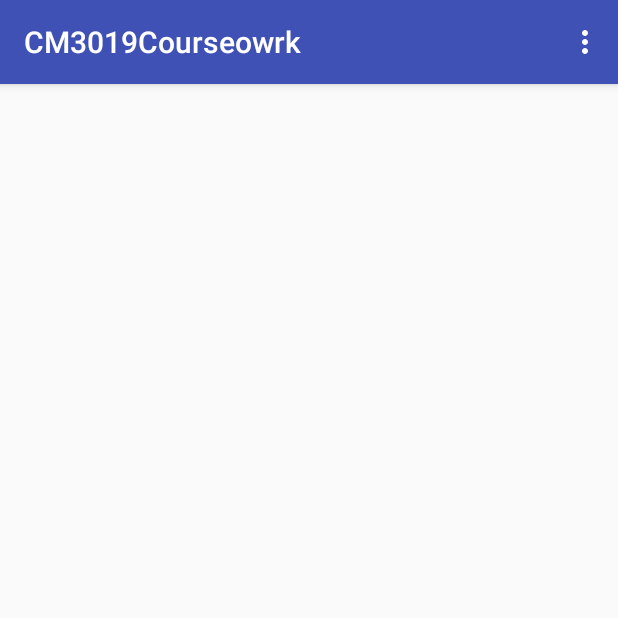
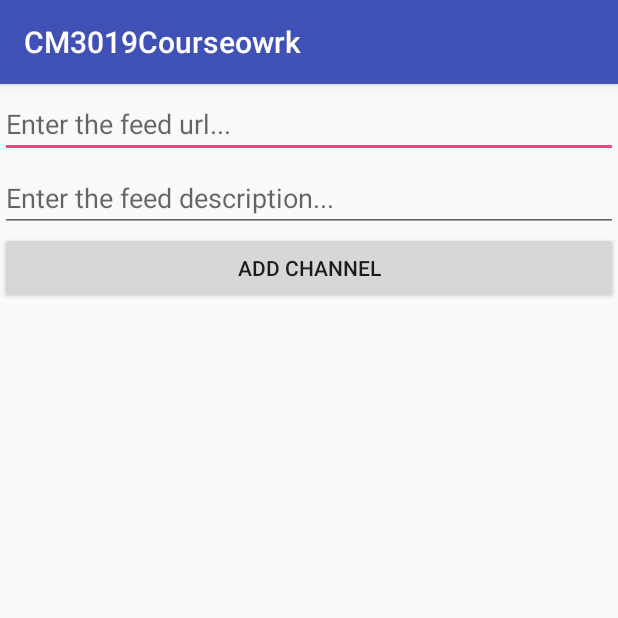
Before and after one commit to ACD7/CM3019Courseowrk, an Android app: the screen it shows after launch (MainActivity before the commit, PreferencesActivity after it), in the options menu, after a tap on "Settings", on a phone screen of 412 x 824 dp, the top half of it. Run offline under Robolectric (Android 15) with nearby library versions, the phone set to English and light mode, and no system bars.

Commit message:
Added shared preferences and search

```diff
--- a/app/src/main/AndroidManifest.xml
+++ b/app/src/main/AndroidManifest.xml
@@ -24,6 +24,7 @@
             android:name=".NewsDetails"
             android:label="@string/title_activity_news_details"
             android:theme="@style/AppTheme.NoActionBar"></activity>
+        <activity android:name=".PreferencesActivity"/>
     </application>
 
 </manifest>
--- a/app/src/main/java/andrewduncan1200974/cm3019courseowrk/FeedItem.java
+++ b/app/src/main/java/andrewduncan1200974/cm3019courseowrk/FeedItem.java
@@ -41,4 +41,7 @@ public class FeedItem {
         this.pubDate = pubDate;
     }
 
+    public boolean containsKeyword(String keyword) {
+        return description.toString().toLowerCase().contains(keyword) || title.toLowerCase().contains(keyword);
+    }
 }
--- a/app/src/main/java/andrewduncan1200974/cm3019courseowrk/MainActivity.java
+++ b/app/src/main/java/andrewduncan1200974/cm3019courseowrk/MainActivity.java
@@ -1,16 +1,33 @@
 package andrewduncan1200974.cm3019courseowrk;
 
+import android.content.Intent;
 import android.os.Bundle;
 import android.support.v7.app.AppCompatActivity;
 import android.support.v7.widget.Toolbar;
+import android.text.Editable;
+import android.text.TextWatcher;
 import android.view.Menu;
 import android.view.MenuItem;
+import android.widget.EditText;
 import android.widget.ListView;
 
 import java.util.ArrayList;
 
 public class MainActivity extends AppCompatActivity {
+    @Override
+    protected void onActivityResult(int requestCode, int resultCode, Intent data) {
+        if (resultCode == RESULT_OK && requestCode == REQ_MODIFY_FEEDS) {
+            ReadRss readRss = new ReadRss(this, listView);
+            readRss.execute();
+        } else {
+            super.onActivityResult(requestCode, resultCode, data);
+        }
+    }
+
+    private static final int REQ_MODIFY_FEEDS = 0x1337;
     ListView listView;
+    EditText filterEt;
+
     @Override
     protected void onCreate(Bundle savedInstanceState) {
         super.onCreate(savedInstanceState);
@@ -18,6 +35,24 @@ public class MainActivity extends AppCompatActivity {
         Toolbar toolbar = (Toolbar) findViewById(R.id.toolbar);
         setSupportActionBar(toolbar);
 
+        filterEt = (EditText)findViewById(R.id.filter_query_et);
+        filterEt.addTextChangedListener(new TextWatcher() {
+            @Override
+            public void beforeTextChanged(CharSequence s, int start, int count, int after) {
+
+            }
+
+            @Override
+            public void onTextChanged(CharSequence s, int start, int before, int count) {
+
+            }
+
+            @Override
+            public void afterTextChanged(Editable s) {
+                MyAdapter adapter = (MyAdapter) listView.getAdapter();
+                adapter.getFilter().filter(s.toString());
+            }
+        });
         listView = (ListView) findViewById(R.id.list_view);
         ReadRss readRss = new ReadRss(this, listView);
         readRss.execute();
@@ -39,6 +74,8 @@ public class MainActivity extends AppCompatActivity {
 
         //noinspection SimplifiableIfStatement
         if (id == R.id.action_settings) {
+            Intent intent = new Intent(this, PreferencesActivity.class);
+            startActivityForResult(intent, REQ_MODIFY_FEEDS);
             return true;
         }
 
--- /dev/null
+++ b/app/src/main/java/andrewduncan1200974/cm3019courseowrk/PreferencesActivity.java
@@ -0,0 +1,108 @@
+package andrewduncan1200974.cm3019courseowrk;
+
+import android.content.SharedPreferences;
+import android.os.Bundle;
+import android.preference.PreferenceManager;
+import android.support.v7.app.AppCompatActivity;
+import android.view.View;
+import android.widget.AdapterView;
+import android.widget.ArrayAdapter;
+import android.widget.EditText;
+import android.widget.ListView;
+import android.widget.Toast;
+
+import java.util.ArrayList;
+import java.util.HashSet;
+import java.util.Iterator;
+import java.util.List;
+import java.util.Map;
+import java.util.Set;
+
+/**
+ * Created by Andrew on 23/04/2016.
+ */
+public class PreferencesActivity extends AppCompatActivity {
+    public static final String PREF_CHANNELS = "channels";
+    private ListView mFeedsLv;
+    private EditText mFeedUrl;
+    private EditText mFeedDescription;
+
+    private ArrayAdapter<FeedChannel> mAdapter;
+    private List<FeedChannel> mFeedChannels;
+
+    private SharedPreferences mSharedPreferences;
+    private SharedPreferences.Editor mSharedPreferencesEditor;
+
+    @Override
+    protected void onCreate(Bundle savedInstanceState) {
+        super.onCreate(savedInstanceState);
+        setContentView(R.layout.activity_preferences);
+
+        mSharedPreferences = PreferenceManager.getDefaultSharedPreferences(this);
+        mSharedPreferencesEditor = mSharedPreferences.edit();
+
+        mFeedChannels = getFeedChannels();
+
+        mFeedsLv = (ListView)findViewById(R.id.feeds_lv);
+        mFeedsLv.setOnItemLongClickListener(new AdapterView.OnItemLongClickListener() {
+            @Override
+            public boolean onItemLongClick(AdapterView<?> parent, View view, int position, long id) {
+
+                FeedChannel item = mFeedChannels.remove(position);
+                //We remove the item from the shared preferences
+                mSharedPreferencesEditor.remove(item.getmUrl());
+
+                mAdapter.notifyDataSetChanged();
+
+                setResult(RESULT_OK);
+
+                return true;
+            }
+        });
+        mAdapter = new ArrayAdapter<FeedChannel>(this, android.R.layout.simple_list_item_1, android.R.id.text1, mFeedChannels);
+        mFeedsLv.setAdapter(mAdapter);
+
+        mFeedDescription = (EditText)findViewById(R.id.feed_description_et);
+        mFeedUrl = (EditText)findViewById(R.id.feed_url_et);
+    }
+
+    @Override
+    protected void onPause() {
+        super.onPause();
+        if (mSharedPreferencesEditor != null) {
+            mSharedPreferencesEditor.commit();
+        }
+    }
+
+    private List<FeedChannel> getFeedChannels() {
+        //We need to make sure we dont store anything but Strings!
+        Map<String, ?> allChannels = mSharedPreferences.getAll();
+        List<FeedChannel> channels = new ArrayList<>();
+
+        Iterator<String> iterator = allChannels.keySet().iterator();
+        while(iterator.hasNext()) {
+            String url = iterator.next();
+            channels.add(new FeedChannel(url, mSharedPreferences.getString(url, "")));
+        }
+        return channels;
+    }
+
+    public void onAddChannelClick(View v) {
+        String url = mFeedUrl.getText().toString().trim();
+        String description = mFeedDescription.getText().toString().trim();
+
+        if (url.isEmpty()) {
+            Toast.makeText(this, R.string.empty_url_error, Toast.LENGTH_LONG).show();
+            return;
+        }
+
+        if (mAdapter.getCount() >= 10) {
+            Toast.makeText(this, R.string.limit_reached_error, Toast.LENGTH_LONG).show();
+            return;
+        }
+
+        mAdapter.add(new FeedChannel(url, description));
+        mSharedPreferencesEditor.putString(url, description);
+        setResult(RESULT_OK);
+    }
+}
--- a/app/src/main/java/andrewduncan1200974/cm3019courseowrk/ReadRss.java
+++ b/app/src/main/java/andrewduncan1200974/cm3019courseowrk/ReadRss.java
@@ -8,6 +8,7 @@ import android.content.Intent;
 import android.content.Loader;
 import android.os.AsyncTask;
 import android.os.Bundle;
+import android.preference.PreferenceManager;
 import android.provider.DocumentsContract;
 import android.renderscript.Element;
 import android.support.v7.widget.LinearLayoutManager;
@@ -27,7 +28,9 @@ import java.net.HttpURLConnection;
 import java.net.MalformedURLException;
 import java.net.URL;
 import java.util.ArrayList;
+import java.util.Iterator;
 import java.util.List;
+import java.util.Map;
 
 import javax.xml.parsers.DocumentBuilder;
 import javax.xml.parsers.DocumentBuilderFactory;
@@ -38,7 +41,8 @@ import javax.xml.parsers.DocumentBuilderFactory;
 public class ReadRss extends AsyncTask<Void, Void, Void> {
     Activity context;
     private ArrayAdapter<FeedItem> mAdapter;
-    String[] addresses = {"http://feeds.bbci.co.uk/news/world/rss.xml"};//, "http://feeds.skynews.com/feeds/rss/uk.xml"};
+    //String[] addresses = {"http://feeds.bbci.co.uk/news/world/rss.xml"/*};*/, "http://www.channel4.com/news/uk/rss"};
+    List<String> addresses;
     ProgressDialog progressDialog;
     URL url;
     ArrayList<FeedItem> feedItems;
@@ -50,6 +54,12 @@ public class ReadRss extends AsyncTask<Void, Void, Void> {
     private LoaderManager mLoaderManager;
 
     public ReadRss(Activity context, ListView listView){
+        Map<String, ?> allKeyValues = PreferenceManager.getDefaultSharedPreferences(context).getAll();
+        Iterator<String> urlsIterator = allKeyValues.keySet().iterator();
+        addresses = new ArrayList<>();
+        while (urlsIterator.hasNext())
+            addresses.add(urlsIterator.next());
+
         this.listView=listView;
         this.context = context;
         progressDialog = new ProgressDialog(context);
@@ -77,6 +87,7 @@ public class ReadRss extends AsyncTask<Void, Void, Void> {
     }
     @Override
     protected Void doInBackground(Void... params) {
+        feedItems = new ArrayList<>();
         for (Document url: GetData()) {
             ProcessXml(url);
         }
@@ -85,7 +96,7 @@ public class ReadRss extends AsyncTask<Void, Void, Void> {
 
     private void ProcessXml(Document data) {
         if(data!=null) {
-            feedItems = new ArrayList<>();
+
            org.w3c.dom.Element root=data.getDocumentElement();
             Node channel = root.getChildNodes().item(1);
             NodeList items=channel.getChildNodes();
@@ -118,9 +129,9 @@ public class ReadRss extends AsyncTask<Void, Void, Void> {
 
     public ArrayList<Document> GetData(){
         ArrayList<Document> urls = new ArrayList<>();
-        for(int i = 0; i < addresses.length; i++){
+        for(int i = 0; i < addresses.size(); i++){
             try {
-                url = new URL(addresses[i]);
+                url = new URL(addresses.get(i));
                 HttpURLConnection connection = (HttpURLConnection) url.openConnection();
                 connection.setRequestMethod("GET");
                 InputStream inputStream = connection.getInputStream();
--- /dev/null
+++ b/app/src/main/res/layout/activity_preferences.xml
@@ -0,0 +1,31 @@
+<?xml version="1.0" encoding="utf-8"?>
+<LinearLayout xmlns:android="http://schemas.android.com/apk/res/android"
+    android:orientation="vertical" android:layout_width="match_parent"
+    android:layout_height="match_parent">
+
+    <EditText
+        android:id="@+id/feed_url_et"
+        android:hint="@string/feed_url"
+        android:layout_width="match_parent"
+        android:layout_marginTop="4dp"
+        android:layout_height="wrap_content" />
+
+    <EditText
+        android:id="@+id/feed_description_et"
+        android:layout_width="match_parent"
+        android:layout_height="wrap_content"
+        android:layout_marginTop="4dp"
+        android:hint="@string/feed_description_et"/>
+
+    <Button
+        android:text="@string/add_channel"
+        android:layout_width="match_parent"
+        android:layout_height="wrap_content"
+        android:onClick="onAddChannelClick"/>
+
+    <ListView
+        android:id="@+id/feeds_lv"
+        android:layout_marginTop="4dp"
+        android:layout_width="match_parent"
+        android:layout_height="wrap_content"/>
+</LinearLayout>
--- a/app/src/main/res/values/strings.xml
+++ b/app/src/main/res/values/strings.xml
@@ -6,4 +6,10 @@
     </string>
     <string name="search">Search</string>
     <string name="title_activity_news_details">NewsDetails</string>
+    <string name="feed_url">Enter the feed url...</string>
+    <string name="feed_description_et">Enter the feed description...</string>
+    <string name="add_channel">Add Channel</string>
+    <string name="empty_url_error">The url cannot be empty</string>
+    <string name="limit_reached_error">You can only have 10 feed channels at a time</string>
+    <string name="filter_hint">Filter the feed</string>
 </resources>
```
Also changed, not shown: app/src/main/java/andrewduncan1200974/cm3019courseowrk/FeedChannel.java (added, +35 -0 lines), app/src/main/java/andrewduncan1200974/cm3019courseowrk/MyAdapter.java (+52 -5 lines), app/src/main/res/layout/activity_news_details.xml (+6 -20 lines), app/src/main/res/layout/content_main.xml (+9 -0 lines), app/src/main/res/layout/content_news_details.xml (deleted, +0 -12 lines).
